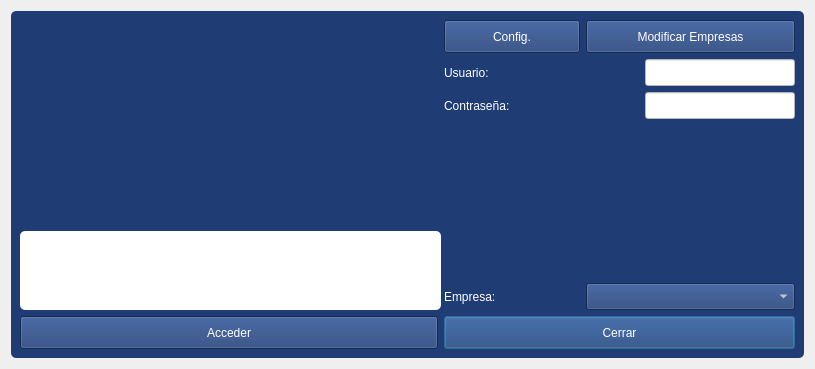
Qt form login.ui (arcnexus/RedFoX) before a commit.
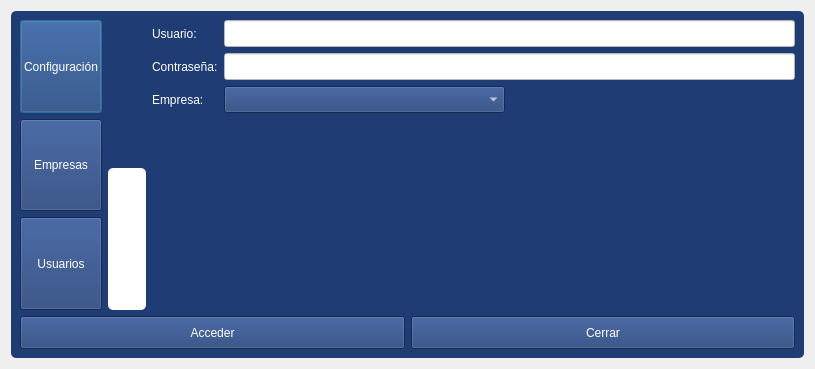
The same form after that commit. Icons and pictures are not drawn.

What changed in the file:
```diff
--- a/login.ui
+++ b/login.ui
@@ -19,6 +19,12 @@
     <height>369</height>
    </size>
   </property>
+  <property name="maximumSize">
+   <size>
+    <width>815</width>
+    <height>369</height>
+   </size>
+  </property>
   <property name="contextMenuPolicy">
    <enum>Qt::NoContextMenu</enum>
   </property>
@@ -66,7 +72,174 @@
       <number>1</number>
      </property>
      <layout class="QGridLayout" name="gridLayout_3">
-      <item row="1" column="2" colspan="2">
+      <item row="0" column="0">
+       <layout class="QVBoxLayout" name="verticalLayout">
+        <item>
+         <widget class="QPushButton" name="Crearconfiguracin">
+          <property name="sizePolicy">
+           <sizepolicy hsizetype="Preferred" vsizetype="Preferred">
+            <horstretch>0</horstretch>
+            <verstretch>0</verstretch>
+           </sizepolicy>
+          </property>
+          <property name="styleSheet">
+           <string notr="true">color: rgb(255,255,255);</string>
+          </property>
+          <property name="text">
+           <string>Configuración</string>
+          </property>
+          <property name="icon">
+           <iconset resource="maya.qrc">
+            <normaloff>:/Icons/PNG/Config.png</normaloff>:/Icons/PNG/Config.png</iconset>
+          </property>
+          <property name="iconSize">
+           <size>
+            <width>32</width>
+            <height>32</height>
+           </size>
+          </property>
+         </widget>
+        </item>
+        <item>
+         <widget class="QPushButton" name="btnEmpresa">
+          <property name="sizePolicy">
+           <sizepolicy hsizetype="Minimum" vsizetype="Preferred">
+            <horstretch>0</horstretch>
+            <verstretch>0</verstretch>
+           </sizepolicy>
+          </property>
+          <property name="minimumSize">
+           <size>
+            <width>0</width>
+            <height>33</height>
+           </size>
+          </property>
+          <property name="styleSheet">
+           <string notr="true">color: rgb(255,255,255);</string>
+          </property>
+          <property name="text">
+           <string>Empresas</string>
+          </property>
+          <property name="icon">
+           <iconset resource="maya.qrc">
+            <normaloff>:/Icons/PNG/empresa.png</normaloff>:/Icons/PNG/empresa.png</iconset>
+          </property>
+          <property name="iconSize">
+           <size>
+            <width>32</width>
+            <height>32</height>
+           </size>
+          </property>
+         </widget>
+        </item>
+        <item>
+         <widget class="QPushButton" name="pushButton_2">
+          <property name="sizePolicy">
+           <sizepolicy hsizetype="Minimum" vsizetype="Preferred">
+            <horstretch>0</horstretch>
+            <verstretch>0</verstretch>
+           </sizepolicy>
+          </property>
+          <property name="styleSheet">
+           <string notr="true">color: rgb(255,255,255);</string>
+          </property>
+          <property name="text">
+           <string>Usuarios</string>
+          </property>
+          <property name="icon">
+           <iconset resource="maya.qrc">
+            <normaloff>:/Icons/PNG/users.png</normaloff>:/Icons/PNG/users.png</iconset>
+          </property>
+          <property name="iconSize">
+           <size>
+            <width>32</width>
+            <height>32</height>
+           </size>
+          </property>
+         </widget>
+        </item>
+       </layout>
+      </item>
+      <item row="0" column="1">
+       <layout class="QVBoxLayout" name="verticalLayout_2">
+        <item>
+         <widget class="QLabel" name="label_5">
+          <property name="maximumSize">
+           <size>
+            <width>421</width>
+            <height>184</height>
+           </size>
+          </property>
+          <property name="styleSheet">
+           <string notr="true">border-radius: 5px;</string>
+          </property>
+          <property name="text">
+           <string/>
+          </property>
+          <property name="pixmap">
+           <pixmap resource="maya.qrc">:/Icons/PNG/maya_blanco.png</pixmap>
+          </property>
+          <property name="scaledContents">
+           <bool>true</bool>
+          </property>
+         </widget>
+        </item>
+        <item>
+         <widget class="QFrame" name="frame">
+          <property name="styleSheet">
+           <string notr="true">background-color: rgb(255, 255, 255);</string>
+          </property>
+          <property name="frameShape">
+           <enum>QFrame::StyledPanel</enum>
+          </property>
+          <property name="frameShadow">
+           <enum>QFrame::Raised</enum>
+          </property>
+          <layout class="QGridLayout" name="gridLayout_4">
+           <item row="0" column="0">
+            <widget class="QLabel" name="label_7">
+             <property name="maximumSize">
+              <size>
+               <width>133</width>
+               <height>103</height>
+              </size>
+             </property>
+             <property name="text">
+              <string/>
+             </property>
+             <property name="pixmap">
+              <pixmap resource="maya.qrc">:/Icons/PNG/logoagupunt.png</pixmap>
+             </property>
+             <property name="scaledContents">
+              <bool>true</bool>
+             </property>
+            </widget>
+           </item>
+           <item row="0" column="1">
+            <widget class="QLabel" name="label_6">
+             <property name="maximumSize">
+              <size>
+               <width>166</width>
+               <height>101</height>
+              </size>
+             </property>
+             <property name="text">
+              <string/>
+             </property>
+             <property name="pixmap">
+              <pixmap resource="maya.qrc">:/Icons/jpg/Vademecum DataSolutions.jpg</pixmap>
+             </property>
+             <property name="scaledContents">
+              <bool>true</bool>
+             </property>
+            </widget>
+           </item>
+          </layout>
+         </widget>
+        </item>
+       </layout>
+      </item>
+      <item row="0" column="2">
        <layout class="QGridLayout" name="gridLayout_2">
         <item row="0" column="0">
          <widget class="QLabel" name="label_3">
@@ -250,27 +423,6 @@
           </property>
          </widget>
         </item>
-        <item row="0" column="1">
-         <widget class="QLineEdit" name="lineUsuario">
-          <property name="minimumSize">
-           <size>
-            <width>0</width>
-            <height>27</height>
-           </size>
-          </property>
-          <property name="maximumSize">
-           <size>
-            <width>150</width>
-            <height>16777215</height>
-           </size>
-          </property>
-          <property name="styleSheet">
-           <string notr="true">background-color: rgb(255, 255, 255);
-border-color: rgb(192, 192, 255);
-</string>
-          </property>
-         </widget>
-        </item>
         <item row="1" column="0">
          <widget class="QLabel" name="label_4">
           <property name="palette">
@@ -461,12 +613,6 @@
             <height>27</height>
            </size>
           </property>
-          <property name="maximumSize">
-           <size>
-            <width>150</width>
-            <height>16777215</height>
-           </size>
-          </property>
           <property name="styleSheet">
            <string notr="true">background-color: rgb(255, 255, 255);
 border-color: rgb(192, 192, 255);</string>
@@ -476,400 +622,287 @@
           </property>
          </widget>
         </item>
+        <item row="0" column="1">
+         <widget class="QLineEdit" name="lineUsuario">
+          <property name="minimumSize">
+           <size>
+            <width>0</width>
+            <height>27</height>
+           </size>
+          </property>
+          <property name="styleSheet">
+           <string notr="true">background-color: rgb(255, 255, 255);
+border-color: rgb(192, 192, 255);
+</string>
+          </property>
+         </widget>
+        </item>
+        <item row="3" column="1">
+         <widget class="QComboBox" name="cboEmpresa">
+          <property name="minimumSize">
+           <size>
+            <width>100</width>
+            <height>27</height>
+           </size>
+          </property>
+          <property name="maximumSize">
+           <size>
+            <width>281</width>
+            <height>16777215</height>
+           </size>
+          </property>
+          <property name="styleSheet">
+           <string notr="true">color: rgb(255, 255, 255);</string>
+          </property>
+          <property name="editable">
+           <bool>false</bool>
+          </property>
+         </widget>
+        </item>
+        <item row="3" column="0">
+         <widget class="QLabel" name="label_2">
+          <property name="maximumSize">
+           <size>
+            <width>65</width>
+            <height>16777215</height>
+           </size>
+          </property>
+          <property name="palette">
+           <palette>
+            <active>
+             <colorrole role="WindowText">
+              <brush brushstyle="SolidPattern">
+               <color alpha="255">
+                <red>255</red>
+                <green>255</green>
+                <blue>255</blue>
+               </color>
+              </brush>
+             </colorrole>
+             <colorrole role="Button">
+              <brush brushstyle="SolidPattern">
+               <color alpha="255">
+                <red>31</red>
+                <green>60</green>
+                <blue>117</blue>
+               </color>
+              </brush>
+             </colorrole>
+             <colorrole role="Text">
+              <brush brushstyle="SolidPattern">
+               <color alpha="255">
+                <red>255</red>
+                <green>255</green>
+                <blue>255</blue>
+               </color>
+              </brush>
+             </colorrole>
+             <colorrole role="ButtonText">
+              <brush brushstyle="SolidPattern">
+               <color alpha="255">
+                <red>255</red>
+                <green>255</green>
+                <blue>255</blue>
+               </color>
+              </brush>
+             </colorrole>
+             <colorrole role="Base">
+              <brush brushstyle="SolidPattern">
+               <color alpha="255">
+                <red>31</red>
+                <green>60</green>
+                <blue>117</blue>
+               </color>
+              </brush>
+             </colorrole>
+             <colorrole role="Window">
+              <brush brushstyle="SolidPattern">
+               <color alpha="255">
+                <red>31</red>
+                <green>60</green>
+                <blue>117</blue>
+               </color>
+              </brush>
+             </colorrole>
+            </active>
+            <inactive>
+             <colorrole role="WindowText">
+              <brush brushstyle="SolidPattern">
+               <color alpha="255">
+                <red>255</red>
+                <green>255</green>
+                <blue>255</blue>
+               </color>
+              </brush>
+             </colorrole>
+             <colorrole role="Button">
+              <brush brushstyle="SolidPattern">
+               <color alpha="255">
+                <red>31</red>
+                <green>60</green>
+                <blue>117</blue>
+               </color>
+              </brush>
+             </colorrole>
+             <colorrole role="Text">
+              <brush brushstyle="SolidPattern">
+               <color alpha="255">
+                <red>255</red>
+                <green>255</green>
+                <blue>255</blue>
+               </color>
+              </brush>
+             </colorrole>
+             <colorrole role="ButtonText">
+              <brush brushstyle="SolidPattern">
+               <color alpha="255">
+                <red>255</red>
+                <green>255</green>
+                <blue>255</blue>
+               </color>
+              </brush>
+             </colorrole>
+             <colorrole role="Base">
+              <brush brushstyle="SolidPattern">
+               <color alpha="255">
+                <red>31</red>
+                <green>60</green>
+                <blue>117</blue>
+               </color>
+              </brush>
+             </colorrole>
+             <colorrole role="Window">
+              <brush brushstyle="SolidPattern">
+               <color alpha="255">
+                <red>31</red>
+                <green>60</green>
+                <blue>117</blue>
+               </color>
+              </brush>
+             </colorrole>
+            </inactive>
+            <disabled>
+             <colorrole role="WindowText">
+              <brush brushstyle="SolidPattern">
+               <color alpha="255">
+                <red>255</red>
+                <green>255</green>
+                <blue>255</blue>
+               </color>
+              </brush>
+             </colorrole>
+             <colorrole role="Button">
+              <brush brushstyle="SolidPattern">
+               <color alpha="255">
+                <red>31</red>
+                <green>60</green>
+                <blue>117</blue>
+               </color>
+              </brush>
+             </colorrole>
+             <colorrole role="Text">
+              <brush brushstyle="SolidPattern">
+               <color alpha="255">
+                <red>255</red>
+                <green>255</green>
+                <blue>255</blue>
+               </color>
+              </brush>
+             </colorrole>
+             <colorrole role="ButtonText">
+              <brush brushstyle="SolidPattern">
+               <color alpha="255">
+                <red>255</red>
+                <green>255</green>
+                <blue>255</blue>
+               </color>
+              </brush>
+             </colorrole>
+             <colorrole role="Base">
+              <brush brushstyle="SolidPattern">
+               <color alpha="255">
+                <red>31</red>
+                <green>60</green>
+                <blue>117</blue>
+               </color>
+              </brush>
+             </colorrole>
+             <colorrole role="Window">
+              <brush brushstyle="SolidPattern">
+               <color alpha="255">
+                <red>31</red>
+                <green>60</green>
+                <blue>117</blue>
+               </color>
+              </brush>
+             </colorrole>
+            </disabled>
+           </palette>
+          </property>
+          <property name="styleSheet">
+           <string notr="true">color: rgb(255, 255, 255);</string>
+          </property>
+          <property name="text">
+           <string>Empresa:</string>
+          </property>
+         </widget>
+        </item>
+        <item row="4" column="1">
+         <widget class="QLabel" name="label">
+          <property name="minimumSize">
+           <size>
+            <width>213</width>
+            <height>138</height>
+           </size>
+          </property>
+          <property name="text">
+           <string/>
+          </property>
+          <property name="pixmap">
+           <pixmap resource="maya.qrc">:/Icons/PNG/usuarios.png</pixmap>
+          </property>
+          <property name="scaledContents">
+           <bool>true</bool>
+          </property>
+         </widget>
+        </item>
        </layout>
       </item>
-      <item row="6" column="2" colspan="2">
-       <widget class="QPushButton" name="pushButton">
-        <property name="minimumSize">
-         <size>
-          <width>0</width>
-          <height>33</height>
-         </size>
-        </property>
-        <property name="styleSheet">
-         <string notr="true">color: rgb(255,255,255);</string>
-        </property>
-        <property name="text">
-         <string>Cerrar</string>
-        </property>
-       </widget>
-      </item>
-      <item row="0" column="2">
-       <widget class="QPushButton" name="Crearconfiguracin">
-        <property name="minimumSize">
-         <size>
-          <width>136</width>
-          <height>33</height>
-         </size>
-        </property>
-        <property name="styleSheet">
-         <string notr="true">color: rgb(255,255,255);</string>
-        </property>
-        <property name="text">
-         <string>Config.</string>
-        </property>
-       </widget>
-      </item>
-      <item row="5" column="2">
-       <widget class="QLabel" name="label_2">
-        <property name="maximumSize">
-         <size>
-          <width>65</width>
-          <height>16777215</height>
-         </size>
-        </property>
-        <property name="palette">
-         <palette>
-          <active>
-           <colorrole role="WindowText">
-            <brush brushstyle="SolidPattern">
-             <color alpha="255">
-              <red>255</red>
-              <green>255</green>
-              <blue>255</blue>
-             </color>
-            </brush>
-           </colorrole>
-           <colorrole role="Button">
-            <brush brushstyle="SolidPattern">
-             <color alpha="255">
-              <red>31</red>
-              <green>60</green>
-              <blue>117</blue>
-             </color>
-            </brush>
-           </colorrole>
-           <colorrole role="Text">
-            <brush brushstyle="SolidPattern">
-             <color alpha="255">
-              <red>255</red>
-              <green>255</green>
-              <blue>255</blue>
-             </color>
-            </brush>
-           </colorrole>
-           <colorrole role="ButtonText">
-            <brush brushstyle="SolidPattern">
-             <color alpha="255">
-              <red>255</red>
-              <green>255</green>
-              <blue>255</blue>
-             </color>
-            </brush>
-           </colorrole>
-           <colorrole role="Base">
-            <brush brushstyle="SolidPattern">
-             <color alpha="255">
-              <red>31</red>
-              <green>60</green>
-              <blue>117</blue>
-             </color>
-            </brush>
-           </colorrole>
-           <colorrole role="Window">
-            <brush brushstyle="SolidPattern">
-             <color alpha="255">
-              <red>31</red>
-              <green>60</green>
-              <blue>117</blue>
-             </color>
-            </brush>
-           </colorrole>
-          </active>
-          <inactive>
-           <colorrole role="WindowText">
-            <brush brushstyle="SolidPattern">
-             <color alpha="255">
-              <red>255</red>
-              <green>255</green>
-              <blue>255</blue>
-             </color>
-            </brush>
-           </colorrole>
-           <colorrole role="Button">
-            <brush brushstyle="SolidPattern">
-             <color alpha="255">
-              <red>31</red>
-              <green>60</green>
-              <blue>117</blue>
-             </color>
-            </brush>
-           </colorrole>
-           <colorrole role="Text">
-            <brush brushstyle="SolidPattern">
-             <color alpha="255">
-              <red>255</red>
-              <green>255</green>
-              <blue>255</blue>
-             </color>
-            </brush>
-           </colorrole>
-           <colorrole role="ButtonText">
-            <brush brushstyle="SolidPattern">
-             <color alpha="255">
-              <red>255</red>
-              <green>255</green>
-              <blue>255</blue>
-             </color>
-            </brush>
-           </colorrole>
-           <colorrole role="Base">
-            <brush brushstyle="SolidPattern">
-             <color alpha="255">
-              <red>31</red>
-              <green>60</green>
-              <blue>117</blue>
-             </color>
-            </brush>
-           </colorrole>
-           <colorrole role="Window">
-            <brush brushstyle="SolidPattern">
-             <color alpha="255">
-              <red>31</red>
-              <green>60</green>
-              <blue>117</blue>
-             </color>
-            </brush>
-           </colorrole>
-          </inactive>
-          <disabled>
-           <colorrole role="WindowText">
-            <brush brushstyle="SolidPattern">
-             <color alpha="255">
-              <red>255</red>
-              <green>255</green>
-              <blue>255</blue>
-             </color>
-            </brush>
-           </colorrole>
-           <colorrole role="Button">
-            <brush brushstyle="SolidPattern">
-             <color alpha="255">
-              <red>31</red>
-              <green>60</green>
-              <blue>117</blue>
-             </color>
-            </brush>
-           </colorrole>
-           <colorrole role="Text">
-            <brush brushstyle="SolidPattern">
-             <color alpha="255">
-              <red>255</red>
-              <green>255</green>
-              <blue>255</blue>
-             </color>
-            </brush>
-           </colorrole>
-           <colorrole role="ButtonText">
-            <brush brushstyle="SolidPattern">
-             <color alpha="255">
-              <red>255</red>
-              <green>255</green>
-              <blue>255</blue>
-             </color>
-            </brush>
-           </colorrole>
-           <colorrole role="Base">
-            <brush brushstyle="SolidPattern">
-             <color alpha="255">
-              <red>31</red>
-              <green>60</green>
-              <blue>117</blue>
-             </color>
-            </brush>
-           </colorrole>
-           <colorrole role="Window">
-            <brush brushstyle="SolidPattern">
-             <color alpha="255">
-              <red>31</red>
-              <green>60</green>
-              <blue>117</blue>
-             </color>
-            </brush>
-           </colorrole>
-          </disabled>
-         </palette>
-        </property>
-        <property name="styleSheet">
-         <string notr="true">color: rgb(255, 255, 255);</string>
-        </property>
-        <property name="text">
-         <string>Empresa:</string>
-        </property>
-       </widget>
-      </item>
-      <item row="6" column="0" colspan="2">
-       <widget class="QPushButton" name="btnAcceder">
-        <property name="minimumSize">
-         <size>
-          <width>0</width>
-          <height>33</height>
-         </size>
-        </property>
-        <property name="styleSheet">
-         <string notr="true">color: rgb(255,255,255);</string>
-        </property>
-        <property name="text">
-         <string>Acceder</string>
-        </property>
-       </widget>
-      </item>
-      <item row="2" column="3">
-       <spacer name="verticalSpacer">
-        <property name="orientation">
-         <enum>Qt::Vertical</enum>
-        </property>
-        <property name="sizeHint" stdset="0">
-         <size>
-          <width>20</width>
-          <height>40</height>
-         </size>
-        </property>
-       </spacer>
-      </item>
-      <item row="5" column="3">
-       <widget class="QComboBox" name="cboEmpresa">
-        <property name="minimumSize">
-         <size>
-          <width>100</width>
-          <height>27</height>
-         </size>
-        </property>
-        <property name="maximumSize">
-         <size>
-          <width>281</width>
-          <height>16777215</height>
-         </size>
-        </property>
-        <property name="styleSheet">
-         <string notr="true">color: rgb(255, 255, 255);</string>
-        </property>
-        <property name="editable">
-         <bool>false</bool>
-        </property>
-       </widget>
-      </item>
-      <item row="3" column="3">
-       <widget class="QLabel" name="label">
-        <property name="minimumSize">
-         <size>
-          <width>213</width>
-          <height>138</height>
-         </size>
-        </property>
-        <property name="text">
-         <string/>
-        </property>
-        <property name="pixmap">
-         <pixmap resource="maya.qrc">:/Icons/PNG/usuarios.png</pixmap>
-        </property>
-        <property name="scaledContents">
-         <bool>true</bool>
-        </property>
-       </widget>
-      </item>
-      <item row="0" column="3">
-       <widget class="QPushButton" name="btnEmpresa">
-        <property name="minimumSize">
-         <size>
-          <width>0</width>
-          <height>33</height>
-         </size>
-        </property>
-        <property name="styleSheet">
-         <string notr="true">color: rgb(255,255,255);</string>
-        </property>
-        <property name="text">
-         <string>Modificar Empresas</string>
-        </property>
-       </widget>
-      </item>
-      <item row="4" column="0" rowspan="2" colspan="2">
-       <widget class="QFrame" name="frame">
-        <property name="minimumSize">
-         <size>
-          <width>421</width>
-          <height>79</height>
-         </size>
-        </property>
-        <property name="styleSheet">
-         <string notr="true">background-color: rgb(255, 255, 255);</string>
-        </property>
-        <property name="frameShape">
-         <enum>QFrame::StyledPanel</enum>
-        </property>
-        <property name="frameShadow">
-         <enum>QFrame::Raised</enum>
-        </property>
-        <layout class="QGridLayout" name="gridLayout_4">
-         <item row="0" column="0">
-          <widget class="QLabel" name="label_7">
-           <property name="maximumSize">
-            <size>
-             <width>133</width>
-             <height>103</height>
-            </size>
-           </property>
-           <property name="text">
-            <string/>
-           </property>
-           <property name="pixmap">
-            <pixmap resource="maya.qrc">:/Icons/PNG/logoagupunt.png</pixmap>
-           </property>
-           <property name="scaledContents">
-            <bool>true</bool>
-           </property>
-          </widget>
-         </item>
-         <item row="0" column="1">
-          <widget class="QLabel" name="label_6">
-           <property name="minimumSize">
-            <size>
-             <width>0</width>
-             <height>42</height>
-            </size>
-           </property>
-           <property name="maximumSize">
-            <size>
-             <width>166</width>
-             <height>101</height>
-            </size>
-           </property>
-           <property name="text">
-            <string/>
-           </property>
-           <property name="pixmap">
-            <pixmap resource="maya.qrc">:/Icons/jpg/Vademecum DataSolutions.jpg</pixmap>
-           </property>
-           <property name="scaledContents">
-            <bool>true</bool>
-           </property>
-          </widget>
-         </item>
-        </layout>
-       </widget>
-      </item>
-      <item row="0" column="0" rowspan="4" colspan="2">
-       <widget class="QLabel" name="label_5">
-        <property name="minimumSize">
-         <size>
-          <width>421</width>
-          <height>143</height>
-         </size>
-        </property>
-        <property name="styleSheet">
-         <string notr="true">border-radius: 5px;</string>
-        </property>
-        <property name="text">
-         <string/>
-        </property>
-        <property name="pixmap">
-         <pixmap resource="maya.qrc">:/Icons/PNG/maya_blanco.png</pixmap>
-        </property>
-        <property name="scaledContents">
-         <bool>true</bool>
-        </property>
-       </widget>
+      <item row="1" column="0" colspan="3">
+       <layout class="QHBoxLayout" name="horizontalLayout">
+        <item>
+         <widget class="QPushButton" name="btnAcceder">
+          <property name="minimumSize">
+           <size>
+            <width>0</width>
+            <height>33</height>
+           </size>
+          </property>
+          <property name="styleSheet">
+           <string notr="true">color: rgb(255,255,255);</string>
+          </property>
+          <property name="text">
+           <string>Acceder</string>
+          </property>
+         </widget>
+        </item>
+        <item>
+         <widget class="QPushButton" name="pushButton">
+          <property name="minimumSize">
+           <size>
+            <width>0</width>
+            <height>33</height>
+           </size>
+          </property>
+          <property name="styleSheet">
+           <string notr="true">color: rgb(255,255,255);</string>
+          </property>
+          <property name="text">
+           <string>Cerrar</string>
+          </property>
+         </widget>
+        </item>
+       </layout>
       </item>
      </layout>
      <zorder>label_5</zorder>
```
Left out of the diff: 11 changed lines with no effect on the pictures.
